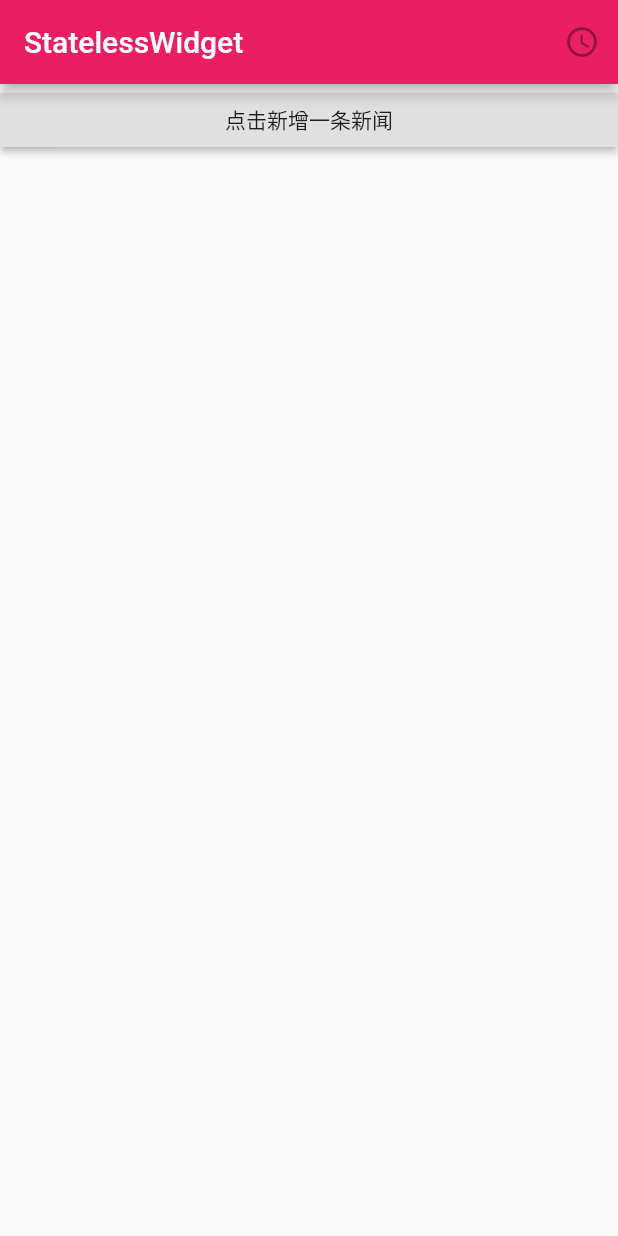
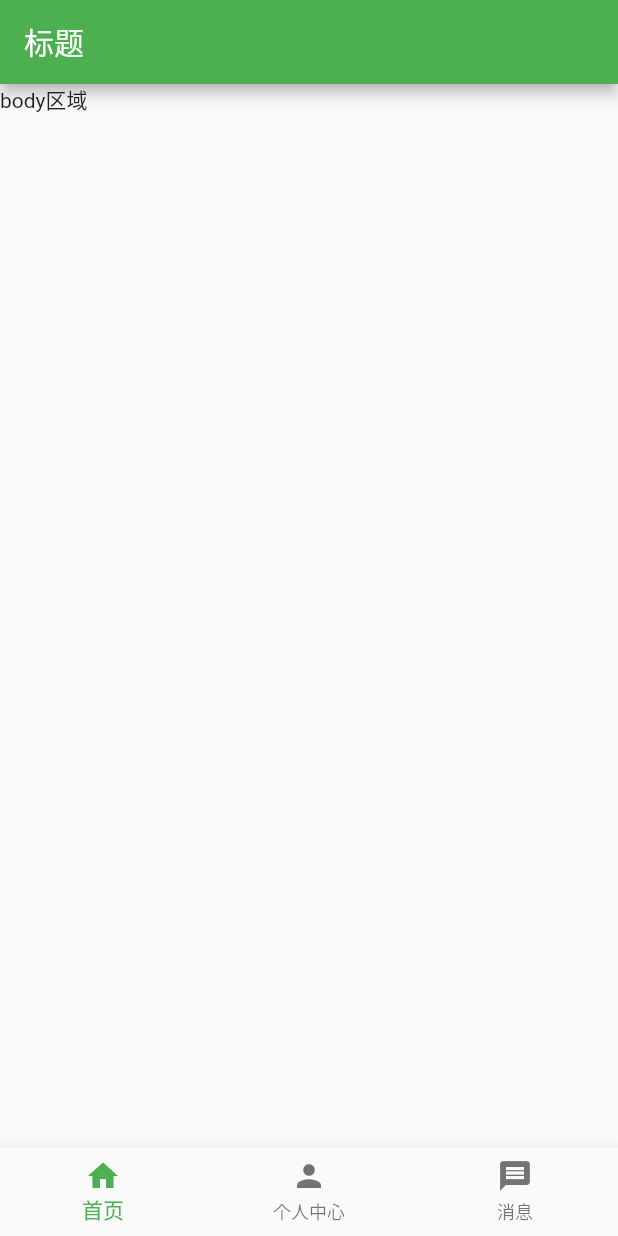
Before and after one commit to Lucialiuxi/flutter-learning, a Flutter app: the screen it shows after launch, on a phone screen of 412 x 824 dp. Run offline on Flutter 3.47's test engine with Material 2 defaults, Android fonts, the phone set to English and light mode, and no system bars.

Commit message:
BottomNavigationBar

```diff
--- /dev/null
+++ b/my_app/lib/bottomNavigationBar/one.dart
@@ -0,0 +1,38 @@
+import 'package:flutter/material.dart';
+
+// Swatch翻译： 色板
+class HomeComponent extends StatelessWidget {
+  const HomeComponent({Key key}) : super(key: key);
+
+  @override
+  Widget build(BuildContext context) {
+    return MaterialApp(
+      title: '测试BottomNavigationBar组件',
+      theme: ThemeData(
+        primarySwatch: Colors.green,
+      ),
+      home: Scaffold(
+        appBar: AppBar(
+          title: Text('标题'),
+        ),
+        body: Text('body区域'),
+        bottomNavigationBar: BottomNavigationBar(
+          items: [
+            BottomNavigationBarItem(
+              icon: Icon(Icons.home),
+              title: Text('首页'),
+            ),
+            BottomNavigationBarItem(
+              icon: Icon(Icons.person),
+              title: Text('个人中心'),
+            ),
+            BottomNavigationBarItem(
+              icon: Icon(Icons.message),
+              title: Text('消息'),
+            ),
+          ],
+        ),
+      ),
+    );
+  }
+}
--- a/my_app/lib/main.dart
+++ b/my_app/lib/main.dart
@@ -1,13 +1,14 @@
 import 'package:flutter/material.dart';
 // import 'tutorialHome.dart';
 // import 'customApp.dart';
-import './state/index.dart';
+// import './state/index.dart';
+import './bottomNavigationBar/one.dart';
 
 void main() {
   runApp(MaterialApp(
-    title: 'Flutter Tutorial',
-    // home: TutorialHome(),
-    // home: CustomApp(),
-    home: HomeAboutState(),
-  ));
+      title: 'Flutter Tutorial',
+      // home: TutorialHome(),
+      // home: CustomApp(),
+      // home: HomeAboutState(),
+      home: HomeComponent()));
 }
```
